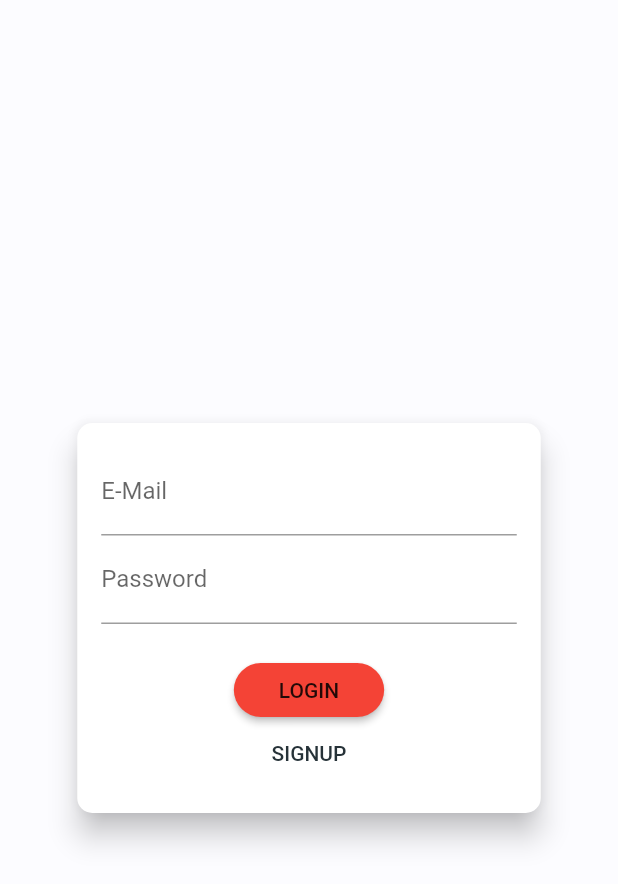
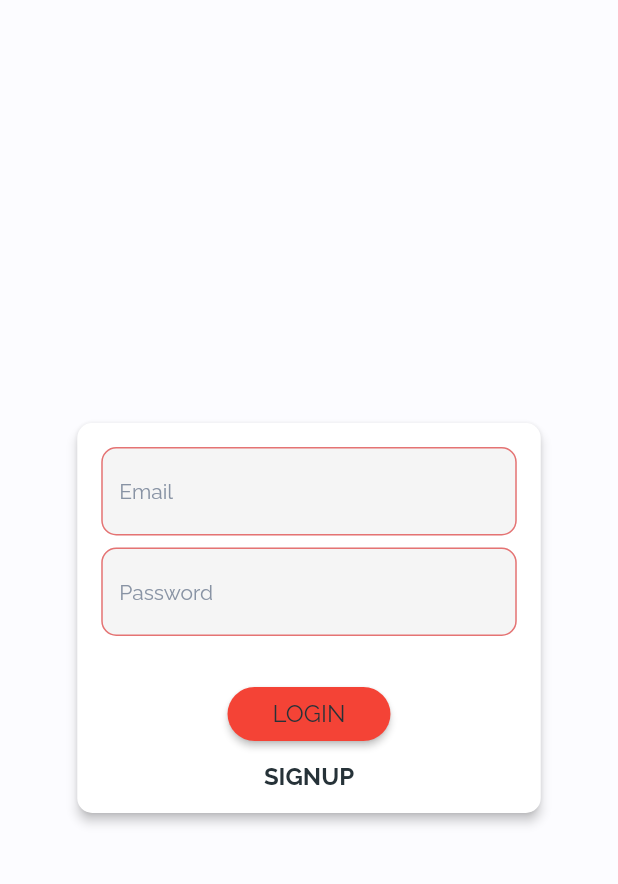
Before and after one commit to michaeldadzie/Commerce, a Flutter app: the screen it shows after launch, on a phone screen of 412 x 824 dp. Shown: the top 884 px of the screen. Run offline on Flutter 3.47's test engine with Material 2 defaults, Android fonts, the phone set to English and light mode, and no system bars; our stand-ins replace flutter_icons, flutter_screenutil, google_fonts, page_transition, shared_preferences.

Commit message:
Improved UI code

```diff
--- a/lib/features/user_authentication/presentation/widgets/auth_card.dart
+++ b/lib/features/user_authentication/presentation/widgets/auth_card.dart
@@ -1,7 +1,9 @@
 import 'dart:math';
 import 'package:flutter/material.dart';
+import 'package:google_fonts/google_fonts.dart';
 import 'package:provider/provider.dart';
 import 'package:shop_app/core/exception/http_exception.dart';
+import 'package:shop_app/features/user_authentication/presentation/constants/const.dart';
 import 'package:shop_app/features/user_authentication/presentation/pages/auth_screen.dart';
 import 'package:shop_app/features/user_authentication/presentation/providers/auth.dart';
 
@@ -153,7 +155,7 @@ class _AuthCardState extends State<AuthCard>
       shape: RoundedRectangleBorder(
         borderRadius: BorderRadius.circular(10.0),
       ),
-      elevation: 8.0,
+      elevation: 3,
       child: AnimatedBuilder(
         animation: _heighAnimation,
         builder: (ctx, ch) => Container(
@@ -168,10 +170,14 @@ class _AuthCardState extends State<AuthCard>
         child: Form(
           key: _formKey,
           child: SingleChildScrollView(
+            // physics: NeverScrollableScrollPhysics(),
+            physics:
+                BouncingScrollPhysics(parent: AlwaysScrollableScrollPhysics()),
             child: Column(
               children: <Widget>[
                 TextFormField(
-                  decoration: InputDecoration(labelText: 'E-Mail'),
+                  decoration:
+                      textFormFieldDecoration.copyWith(hintText: 'Email'),
                   keyboardType: TextInputType.emailAddress,
                   // ignore: missing_return
                   validator: (value) {
@@ -183,8 +189,10 @@ class _AuthCardState extends State<AuthCard>
                     _authData['email'] = value;
                   },
                 ),
+                SizedBox(height: 8),
                 TextFormField(
-                  decoration: InputDecoration(labelText: 'Password'),
+                  decoration:
+                      textFormFieldDecoration.copyWith(hintText: 'Password'),
                   obscureText: true,
                   controller: _passwordController,
                   // ignore: missing_return
@@ -197,6 +205,7 @@ class _AuthCardState extends State<AuthCard>
                     _authData['password'] = value;
                   },
                 ),
+                SizedBox(height: 8),
                 // if (_authMode == AuthMode.Signup)
                 AnimatedContainer(
                   constraints: BoxConstraints(
@@ -211,8 +220,8 @@ class _AuthCardState extends State<AuthCard>
                       position: _slideAnimation,
                       child: TextFormField(
                         enabled: _authMode == AuthMode.Signup,
-                        decoration:
-                            InputDecoration(labelText: 'Confirm Password'),
+                        decoration: textFormFieldDecoration.copyWith(
+                            hintText: 'Confirm Password'),
                         obscureText: true,
                         validator: _authMode == AuthMode.Signup
                             // ignore: missing_return
@@ -235,24 +244,36 @@ class _AuthCardState extends State<AuthCard>
                   )
                 else
                   RaisedButton(
-                    child:
-                        Text(_authMode == AuthMode.Login ? 'LOGIN' : 'SIGN UP'),
+                    child: Text(
+                      _authMode == AuthMode.Login ? 'LOGIN' : 'SIGN UP',
+                      style: GoogleFonts.raleway(
+                          color: Theme.of(context).accentColor,
+                          fontSize: 16,
+                          fontWeight: FontWeight.w400),
+                    ),
                     onPressed: _submit,
+                    highlightColor: Colors.transparent,
+                    splashColor: Colors.transparent,
                     shape: RoundedRectangleBorder(
                       borderRadius: BorderRadius.circular(30),
                     ),
                     padding:
                         EdgeInsets.symmetric(horizontal: 30.0, vertical: 8.0),
                     color: Colors.red,
-                    textColor: Theme.of(context).primaryTextTheme.button.color,
                   ),
                 FlatButton(
                   child: Text(
-                      '${_authMode == AuthMode.Login ? 'SIGNUP' : 'LOGIN'}'),
+                    '${_authMode == AuthMode.Login ? 'SIGNUP' : 'LOGIN'}',
+                    style: GoogleFonts.raleway(
+                        color: Theme.of(context).accentColor,
+                        fontSize: 16,
+                        fontWeight: FontWeight.bold),
+                  ),
                   onPressed: _switchAuthMode,
+                  highlightColor: Colors.transparent,
+                  splashColor: Colors.transparent,
                   padding: EdgeInsets.symmetric(horizontal: 30.0, vertical: 4),
                   materialTapTargetSize: MaterialTapTargetSize.shrinkWrap,
-                  textColor: Theme.of(context).accentColor,
                 ),
               ],
             ),
```
